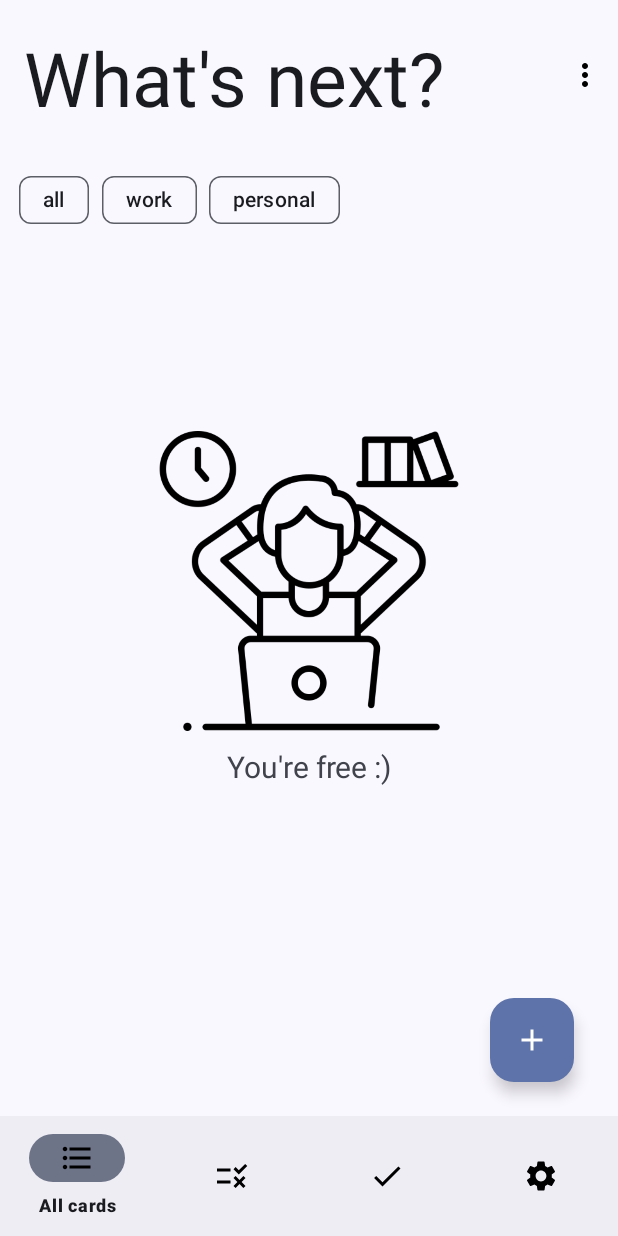
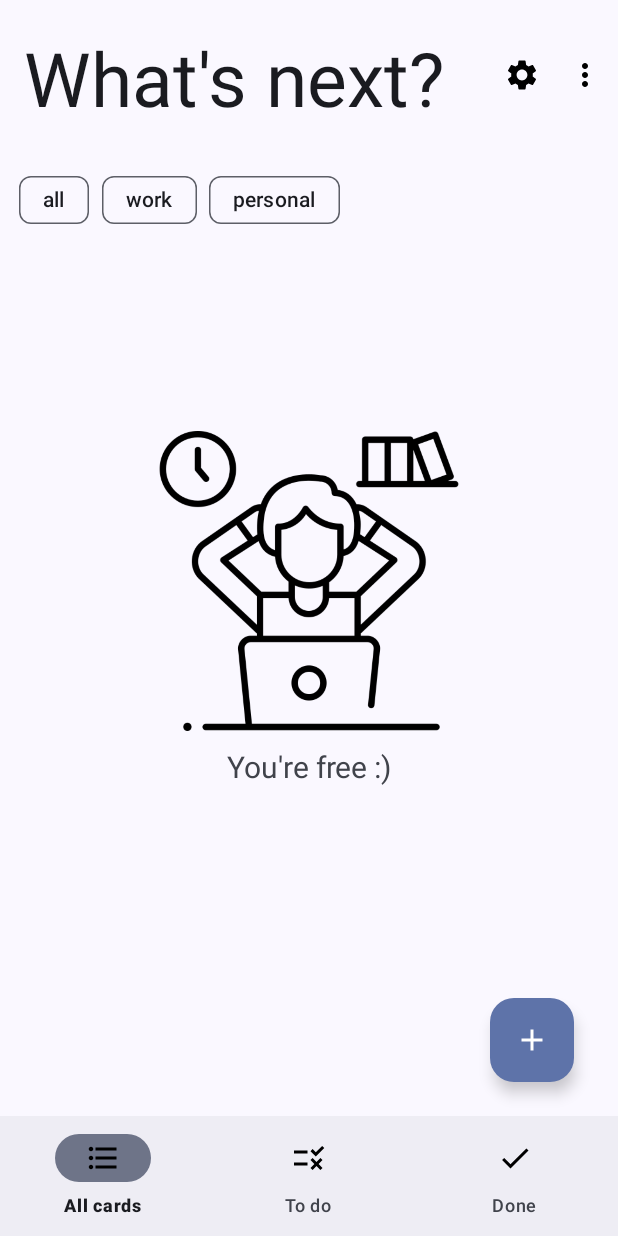
Before and after one commit to cirosilvano/YouToDo, an Android app: the screen it shows after launch (MainActivity), on a phone screen of 412 x 824 dp. Run offline under Robolectric (Android 15) with nearby library versions, the phone set to English and light mode, and no system bars; our stand-ins replace Room's generated code; Roboto replaces fonts that are not available here; 4 statements that could not run were skipped.

Commit message:
Spostato settings bekka toolbar

```diff
--- a/app/src/main/res/menu/menu_category.xml
+++ b/app/src/main/res/menu/menu_category.xml
@@ -1,8 +1,16 @@
 <?xml version="1.0" encoding="utf-8"?>
-<menu xmlns:android="http://schemas.android.com/apk/res/android">
+<menu xmlns:app="http://schemas.android.com/apk/res-auto"
+    xmlns:android="http://schemas.android.com/apk/res/android">
 
     <item
         android:id="@+id/GestCat"
         android:title="Gestione Categorie" />
 
+    <item
+        android:id="@+id/settings_nav"
+        android:enabled="true"
+        android:icon="@drawable/ic_baseline_settings_35"
+        android:title="Settings"
+        app:showAsAction="ifRoom" />
+
 </menu>
--- a/app/src/main/res/menu/menu_main.xml
+++ b/app/src/main/res/menu/menu_main.xml
@@ -14,9 +14,5 @@
         android:enabled="true"
         android:icon="@drawable/ic_baseline_done_35"
         android:title="Done"/>
-    <item
-        android:id="@+id/settings_nav"
-        android:enabled="true"
-        android:icon="@drawable/ic_baseline_settings_35"
-        android:title="Settings"/>
+
 </menu>
```
Also changed, not shown: app/src/main/java/com/icloud/ciro/silvano/youtodo/MainFragment.kt (+17 -8 lines).
